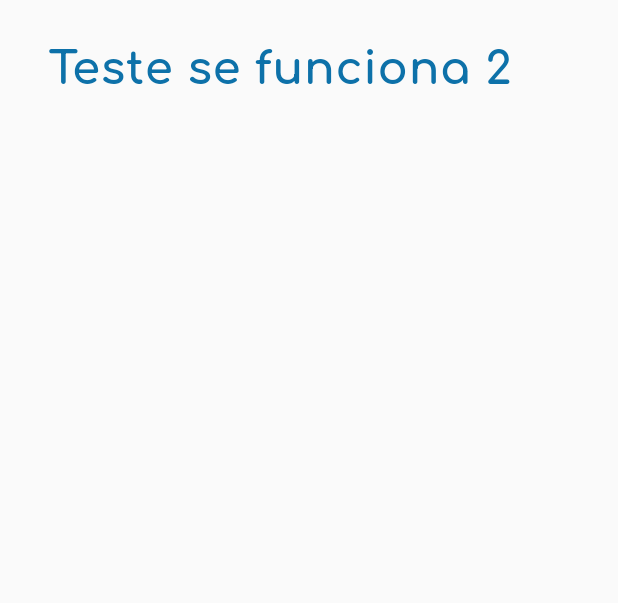
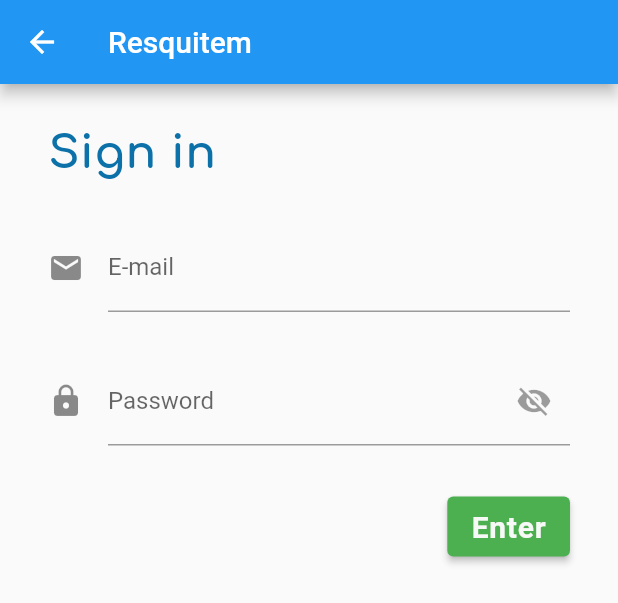
Before and after one commit to joaoaugustoss/LDDM, a Flutter app: the Cadastro widget shown alone on an empty page, opened directly, after a tap on "Already have an account?", on a phone screen of 412 x 824 dp. Shown: the top 603 px of the screen. Run offline on Flutter 3.47's test engine with Material 2 defaults, Android fonts, the phone set to English and light mode, and no system bars; our stand-ins replace animated_splash_screen, easy_splash_screen, flutter_rating_stars, google_fonts, page_transition; missing offline and left inert: image_card, navigation_drawer_menu; network calls fail.

Commit message:
Criação tela login e ajustes de erro na tela cadastro.

```diff
--- a/app/lib/Cadastro.dart
+++ b/app/lib/Cadastro.dart
@@ -20,7 +20,8 @@ class _Cadastro extends State<Cadastro> {
   TextEditingController _textEditingControllerNome = TextEditingController();
   TextEditingController _textEditingControllerEmail = TextEditingController();
   TextEditingController _textEditingControllerSenha = TextEditingController();
-  TextEditingController _textEditingControllerConfirmSenha = TextEditingController();
+  TextEditingController _textEditingControllerConfirmSenha =
+      TextEditingController();
 
   @override
   Widget build(BuildContext context) {
@@ -51,8 +52,7 @@ class _Cadastro extends State<Cadastro> {
                 ],
               ),
             ),
-
-            Container (
+            Container(
               margin: EdgeInsets.only(left: 32, top: 30, right: 32),
               child: TextFormField(
                 controller: _textEditingControllerNome,
@@ -70,7 +70,7 @@ class _Cadastro extends State<Cadastro> {
                 },
               ),
             ),
-            Container (
+            Container(
               margin: EdgeInsets.only(left: 32, top: 30, right: 32),
               child: TextFormField(
                 controller: _textEditingControllerEmail,
@@ -88,8 +88,7 @@ class _Cadastro extends State<Cadastro> {
                 },
               ),
             ),
-
-            Container (
+            Container(
               margin: EdgeInsets.only(left: 32, top: 30, right: 32),
               child: TextFormField(
                 controller: _textEditingControllerSenha,
@@ -99,15 +98,48 @@ class _Cadastro extends State<Cadastro> {
                   hintText: 'Enter your password',
                   labelText: 'Password',
                   suffixIcon: GestureDetector(
-                    child: Icon(_showPassword == false ? Icons.visibility_off : Icons.visibility, color: Colors.black38),
+                      child: Icon(
+                          _showPassword == false
+                              ? Icons.visibility_off
+                              : Icons.visibility,
+                          color: Colors.black38),
                       onTap: () {
                         setState(() {
                           _showPassword = !_showPassword;
                         });
+                      }),
+                ),
+                obscureText: _showPassword == false ? true : false,
+                validator: (value) {
+                  if (value == "") {
+                    return 'Please enter valid password';
                   }
+                  return null;
+                },
               ),
             ),
-                obscureText: _showPassword == false ? true: false,
+            Container(
+              margin: EdgeInsets.only(left: 32, top: 30, bottom: 50, right: 32),
+              child: TextFormField(
+                controller: _textEditingControllerConfirmSenha,
+                keyboardType: TextInputType.text,
+                decoration: InputDecoration(
+                  icon: const Icon(Icons.lock),
+                  hintText: 'Confirm your password',
+                  labelText: 'Confirm Password',
+                  suffixIcon: GestureDetector(
+                      child: Icon(
+                          _showConfirmPassword == false
+                              ? Icons.visibility_off
+                              : Icons.visibility,
+                          color: Colors.black38),
+                      onTap: () {
+                        setState(() {
+                          _showConfirmPassword = !_showConfirmPassword;
+                        });
+                      }),
+                ),
+                obscureText: _showConfirmPassword == false ? true : false,
                 validator: (value) {
                   if (value == "") {
                     return 'Please enter valid password';
@@ -117,56 +149,6 @@ class _Cadastro extends State<Cadastro> {
               ),
             ),
 
-            Container (
-              margin: EdgeInsets.only(left: 32, top: 30, right: 32),
-              child: TextFormField(
-                controller: _textEditingControllerConfirmSenha,
-                keyboardType: TextInputType.text,
-                decoration: InputDecoration(
-                  icon: const Icon(Icons.lock),
-                  hintText: 'Confirm your password',
-                  labelText: 'Confirm Password',
-                  suffixIcon: GestureDetector(
-                      child: Icon(_showConfirmPassword == false ? Icons.visibility_off : Icons.visibility, color: Colors.black38),
-                      onTap: () {
-                        setState(() {
-                          _showConfirmPassword = !_showConfirmPassword;
-                        });
-                      }
-                  ),
-                ),
-                obscureText: _showConfirmPassword == false ? true: false,
-                validator: (value) {
-                  if (value == "") {
-                    return 'Please enter valid password';
-                  }
-                  return null;
-                },
-              ),
-            ),
-
-            Container (
-              margin: EdgeInsets.only(left: 32, top: 50, right: 32),
-              child: Row (
-                mainAxisAlignment: MainAxisAlignment.end,
-                children: [
-                  InkWell(
-                    child: Container (
-                      margin: EdgeInsets.only(right: 50),
-                      child: Text(
-                        "Already have an account?",
-                        style: TextStyle(
-                          fontSize: 20,
-                          fontWeight: FontWeight.w600,
-                          color: Colors.black,
-                        ),
-                      ),
-                    ),
-                    onTap: () {
-                      Navigator.push(context,
-                          MaterialPageRoute(builder: (context) => Login()));
-                    },
-                  ),
             ElevatedButton(
               child: Text("Create",
                   style: GoogleFonts.roboto(
@@ -184,13 +166,28 @@ class _Cadastro extends State<Cadastro> {
                 //{
                 Navigator.push(
                   context,
-                        MaterialPageRoute(builder: (context) => ShowNull()),
+                  MaterialPageRoute(builder: (context) => MyApp()),
                 ),
                 // },
               },
             ),
-                ],
+
+            InkWell(
+              child: Container(
+                margin: EdgeInsets.only(right: 32, left: 32, top: 30),
+                child: Text(
+                  "Already have an account?",
+                  style: TextStyle(
+                    fontSize: 20,
+                    fontWeight: FontWeight.w600,
+                    color: Colors.black,
                   ),
+                ),
+              ),
+              onTap: () {
+                Navigator.push(
+                    context, MaterialPageRoute(builder: (context) => Login()));
+              },
             ),
           ],
         ),
--- a/app/lib/DadosConta.dart
+++ b/app/lib/DadosConta.dart
@@ -40,7 +40,6 @@ class _DadosCadastro extends State<DadosCadastro> {
                 ],
               ),
             ),
-
            ],
         ),
       ),
--- a/app/lib/Login.dart
+++ b/app/lib/Login.dart
@@ -4,19 +4,22 @@ import 'package:navigation_drawer_menu/navigation_drawer_state.dart';
 import 'package:google_fonts/google_fonts.dart';
 
 class Login extends StatefulWidget {
-
   @override
   State<Login> createState() => _Login();
 }
 
 class _Login extends State<Login> {
+  bool _showPassword = false;
   final NavigationDrawerState state = NavigationDrawerState();
-  double value = 3.5;
-  final TextEditingController _textEditingController = TextEditingController();
+  TextEditingController _textEditingControllerEmail = TextEditingController();
+  TextEditingController _textEditingControllerSenha = TextEditingController();
 
   @override
   Widget build(BuildContext context) {
     return Scaffold(
+      appBar: AppBar(
+        title: const Text("Resquitem"),
+      ),
       body: SingleChildScrollView(
         child: Column(
           children: [
@@ -26,7 +29,7 @@ class _Login extends State<Login> {
                 mainAxisAlignment: MainAxisAlignment.start,
                 children: [
                   Text(
-                    "Teste se funciona 2",
+                    "Sign in",
                     textAlign: TextAlign.left,
                     style: GoogleFonts.comfortaa(
                       textStyle: TextStyle(
@@ -40,6 +43,84 @@ class _Login extends State<Login> {
                 ],
               ),
             ),
+            Container(
+              margin: EdgeInsets.only(left: 32, top: 30, right: 32),
+              child: TextFormField(
+                controller: _textEditingControllerEmail,
+                keyboardType: TextInputType.emailAddress,
+                decoration: const InputDecoration(
+                  icon: const Icon(Icons.email),
+                  hintText: 'Enter your e-mail',
+                  labelText: 'E-mail',
+                ),
+                validator: (value) {
+                  if (value == "") {
+                    return 'Please enter valid e-mail';
+                  }
+                  return null;
+                },
+              ),
+            ),
+            Container(
+              margin: EdgeInsets.only(left: 32, top: 30, right: 32),
+              child: TextFormField(
+                controller: _textEditingControllerSenha,
+                keyboardType: TextInputType.text,
+                decoration: InputDecoration(
+                  icon: const Icon(Icons.lock),
+                  hintText: 'Enter your password',
+                  labelText: 'Password',
+                  suffixIcon: GestureDetector(
+                      child: Icon(
+                          _showPassword == false
+                              ? Icons.visibility_off
+                              : Icons.visibility,
+                          color: Colors.black38),
+                      onTap: () {
+                        setState(() {
+                          _showPassword = !_showPassword;
+                        });
+                      }),
+                ),
+                obscureText: _showPassword == false ? true : false,
+                validator: (value) {
+                  if (value == "") {
+                    return 'Please enter valid password';
+                  }
+                  return null;
+                },
+              ),
+            ),
+            Container(
+                margin: EdgeInsets.only(left: 32, top: 30, right: 32),
+                child: Row(
+                  mainAxisAlignment: MainAxisAlignment.end,
+                  children: [
+                    ElevatedButton(
+                      child: Text("Enter",
+                          style: GoogleFonts.roboto(
+                              textStyle: TextStyle(
+                                  letterSpacing: .5,
+                                  fontSize: 20,
+                                  fontWeight: FontWeight.bold,
+                                  color: Color.fromARGB(250, 250, 250, 250)))),
+                      style: ButtonStyle(
+                          backgroundColor:
+                              MaterialStateProperty.all<Color>(Colors.green),
+                          minimumSize: MaterialStateProperty.all(Size(70, 40))),
+                      onPressed: () => {
+                        //if (ingredientes.length > 0)
+                        //{
+                        /*
+                Navigator.push(
+                  context,
+                  MaterialPageRoute(builder: (context) => MyApp()),
+                ),*/
+                        // },
+                      },
+                    ),
+                  ],
+                )),
           ],
         ),
       ),
```
Lines whose indentation alone changed are shown as unchanged.
